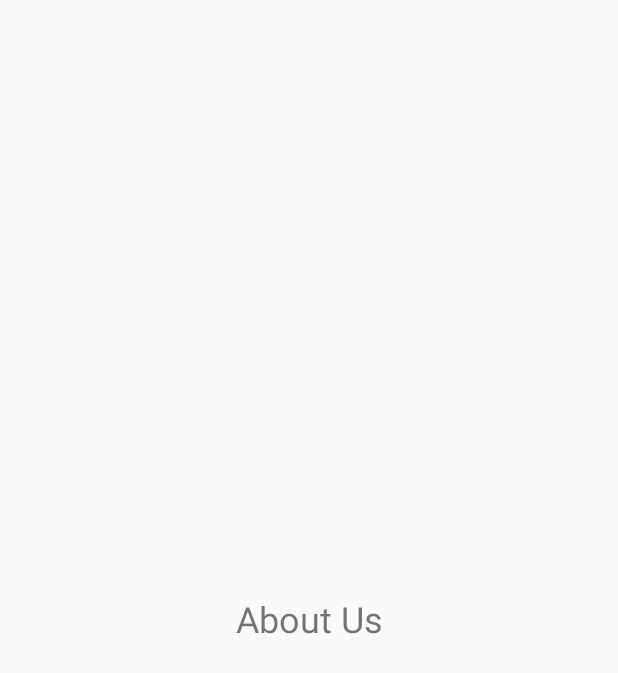
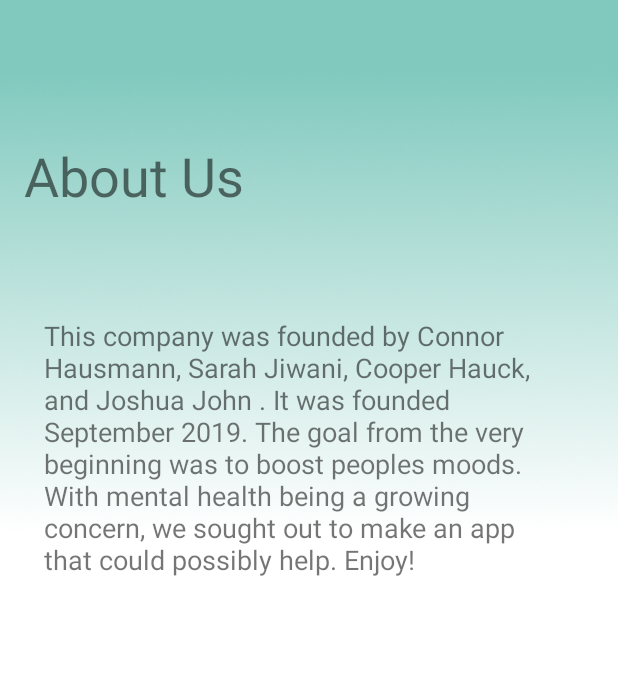
Before and after one commit to Connorshaus/AndroidGridLayout-master, an Android app: the AboutUs screen opened directly, with no data from a screen before it, on a phone screen of 412 x 824 dp. Before the commit the part shown is almost empty. Shown: the top 673 px of the screen. Run offline under Robolectric (Android 15) with nearby library versions, the phone set to English and light mode, and no system bars.

Commit message:
Added string resources for main activity and text for about us page.

```diff
--- a/app/src/main/java/edmt/dev/androidgridlayout/AboutUs.java
+++ b/app/src/main/java/edmt/dev/androidgridlayout/AboutUs.java
@@ -1,7 +1,10 @@
 package edmt.dev.androidgridlayout;
 
+import android.renderscript.Element;
 import android.support.v7.app.AppCompatActivity;
 import android.os.Bundle;
+
+import static java.lang.Math.E;
 
 public class AboutUs extends AppCompatActivity {
 
@@ -9,5 +12,6 @@ public class AboutUs extends AppCompatActivity {
     protected void onCreate(Bundle savedInstanceState) {
         super.onCreate(savedInstanceState);
         setContentView(R.layout.activity_about_us);
+
     }
 }
--- a/app/src/main/res/layout/activity_about_us.xml
+++ b/app/src/main/res/layout/activity_about_us.xml
@@ -4,18 +4,33 @@
     xmlns:tools="http://schemas.android.com/tools"
     android:layout_width="match_parent"
     android:layout_height="match_parent"
+    android:background="@drawable/bg"
     tools:context=".AboutUs">
 
     <TextView
-        android:layout_width="wrap_content"
-        android:layout_height="wrap_content"
-        android:layout_centerInParent="true"
-        android:text="About Us"
-        android:textSize="24sp"
+        android:id="@+id/textView4"
+        android:layout_width="183dp"
+        android:layout_height="72dp"
+        android:layout_marginTop="76dp"
+        android:text="@string/aboutUs"
+        android:textSize="36sp"
         app:layout_constraintBottom_toBottomOf="parent"
         app:layout_constraintEnd_toEndOf="parent"
-        app:layout_constraintHorizontal_bias="0.5"
+        app:layout_constraintHorizontal_bias="0.07"
         app:layout_constraintStart_toStartOf="parent"
-        app:layout_constraintTop_toTopOf="parent" />
+        app:layout_constraintTop_toTopOf="parent"
+        app:layout_constraintVertical_bias="0.025" />
 
+    <TextView
+        android:id="@+id/textView5"
+        android:layout_width="331dp"
+        android:layout_height="220dp"
+        android:text="@string/aboutText"
+        android:textSize="18sp"
+        app:layout_constraintBottom_toBottomOf="parent"
+        app:layout_constraintEnd_toEndOf="parent"
+        app:layout_constraintHorizontal_bias="0.362"
+        app:layout_constraintStart_toStartOf="parent"
+        app:layout_constraintTop_toTopOf="parent"
+        app:layout_constraintVertical_bias="0.35" />
 </android.support.constraint.ConstraintLayout>
--- a/app/src/main/res/values/strings.xml
+++ b/app/src/main/res/values/strings.xml
@@ -6,6 +6,13 @@
     <string name="movtivation">Motivation</string>
     <string name="chat">Chat</string>
     <string name="aboutUs">About Us</string>
-    <string name="motivationDesrip">Movtivation secton for you to become inspired and boost your mood.</string>
-    <string name="chatDesrip"></string>
+    <string name="motivationDesrip">Motivation secton for you to become inspired and boost your mood.</string>
+    <string name="chatDesrip">Chat that enables you to chat with professionals.</string>
+    <string name="aboutUsDescrip">About us page that shows information about us and our goals.</string>
+    <string name="myHealthDescrip">See your about usage and statistics here.</string>
+    <string name="questinnaireDescrip">Daily questionnaire that records how your feeling.</string>
+    <string name="profileDescip">Your profile. Has your information and what you want people to see.</string>
+    <string name="aboutText">This company was founded by Connor Hausmann, Sarah Jiwani, Cooper Hauck, and Joshua John
+        . It was founded September 2019. The goal from the very beginning was to boost peoples moods.
+    With mental health being a growing concern, we sought out to make an app that could possibly help. Enjoy!</string>
 </resources>
```
Also changed, not shown: app/src/main/res/layout/activity_main.xml (+21 -16 lines).
